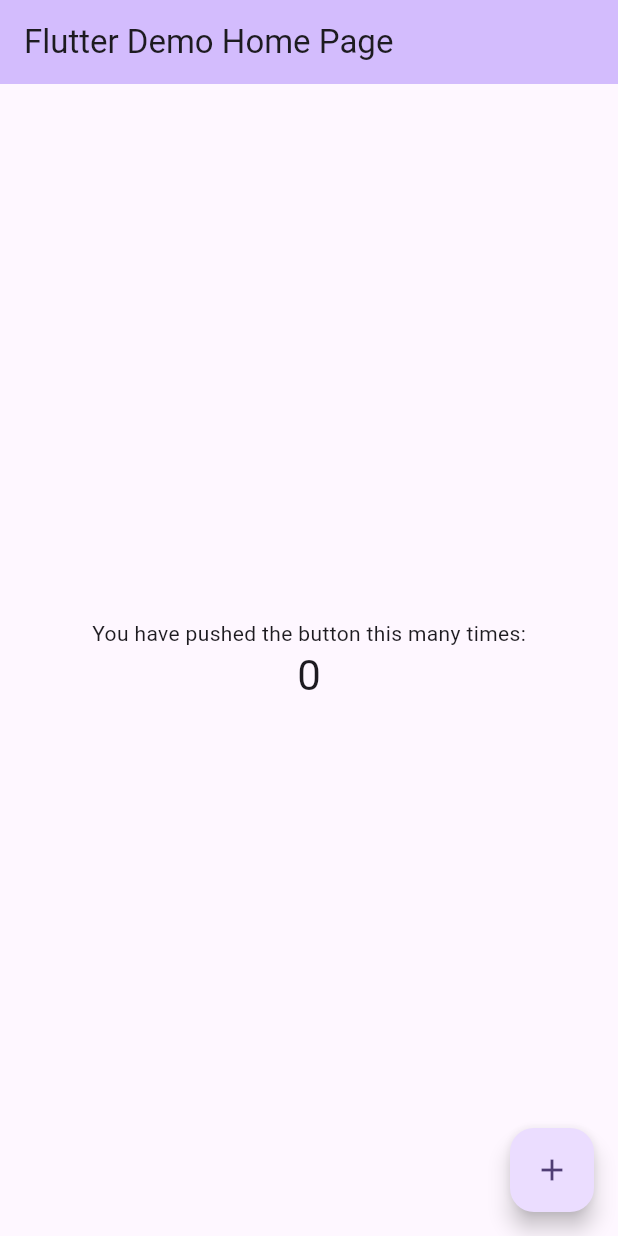
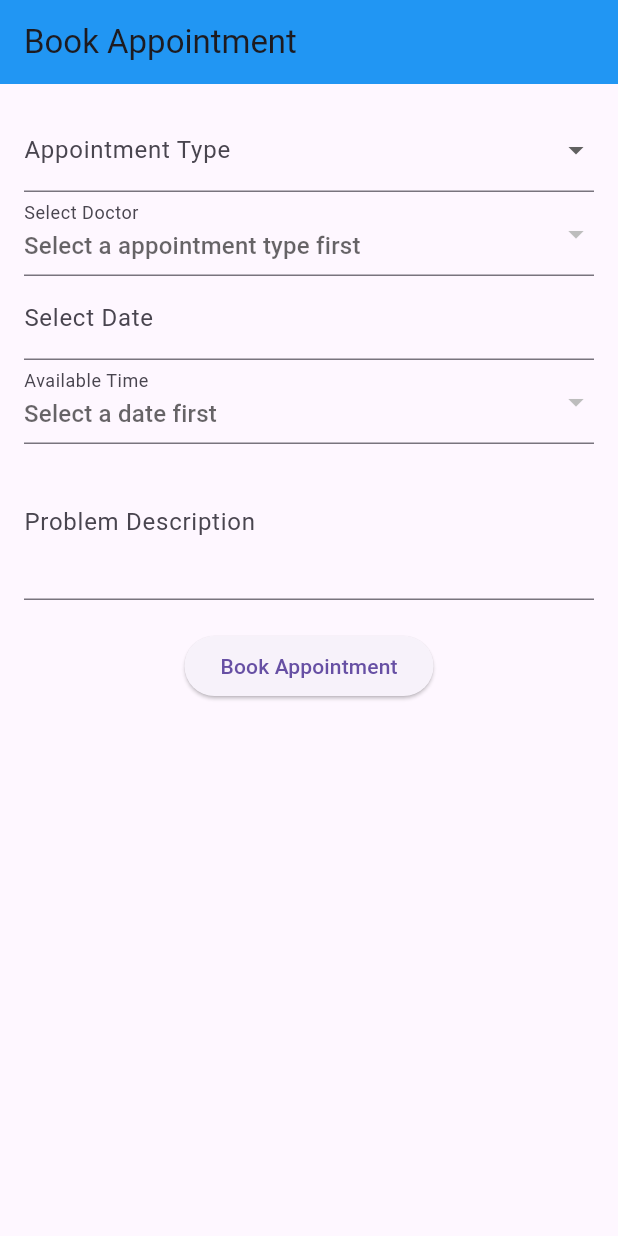
Before and after one commit to th-aslam0/CSIS_4280_medilink, a Flutter app: the screen it shows after launch, on a phone screen of 412 x 824 dp. Run offline on Flutter 3.47's test engine with Material 3 defaults, Android fonts, the phone set to English and light mode, and no system bars.

Commit message:
Appointment_form
1. appointmentDetails.dart
appointment form page
2.manageAppointments.dart
manage user appointments
3. bookingSuccessful.dart
show successful status

```diff
--- /dev/null
+++ b/lib/appointmentDetails.dart
@@ -0,0 +1,306 @@
+import 'package:flutter/material.dart';
+import 'package:intl/intl.dart';
+
+import 'bookingSuccessful.dart';
+
+void main() {
+  runApp(MaterialApp(
+    home: AppointmentDetails(),
+  ));
+}
+
+class AppointmentDetails extends StatefulWidget {
+  @override
+  _AppointmentDetailsState createState() => _AppointmentDetailsState();
+}
+
+class _AppointmentDetailsState extends State<AppointmentDetails> {
+  final _formKey = GlobalKey<FormState>();
+  String? _selectedType;
+  String? _selectedDoctor;
+  DateTime? _selectedDate;
+  String? _selectedTime;
+  String? _problemDescription;
+  TextEditingController _problemDescriptionController = TextEditingController();
+
+  @override
+  void dispose() {
+    _problemDescriptionController.dispose();
+    super.dispose();
+  }
+
+  final Map<String, List<String>> typeToSpecialization = {
+    "General Consultation": ["General Practitioner"],
+    "Cardiology Checkup": ["Cardiologist"],
+    "Pediatric Consultation": ["Pediatrician"],
+    "Neurology Consultation": ["Neurologist"],
+    "Orthopedic Examination": ["Orthopedic Surgeon"],
+    "Dermatology Checkup": ["Dermatologist"],
+    "Psychiatric Assessment": ["Psychiatrist"]
+  };
+
+  final List<Map<String, dynamic>> doctors = [
+    {
+      "name": "Dr. James Taylor",
+      "specialization": "General Practitioner",
+      "availability": {"Monday": "09:00-12:00", "Wednesday": "14:00-18:00"}
+    },
+    {
+      "name": "Dr. Sarah Lee",
+      "specialization": "Cardiologist",
+      "availability": {"Tuesday": "10:00-13:00", "Thursday": "15:00-18:00"}
+    },
+    {
+      "name": "Dr. Emily Clark",
+      "specialization": "Pediatrician",
+      "availability": {"Monday": "10:00-14:00", "Thursday": "09:00-12:00"}
+    },
+    {
+      "name": "Dr. Daniel Roberts",
+      "specialization": "Neurologist",
+      "availability": {"Tuesday": "11:00-15:00", "Friday": "14:00-17:00"}
+    },
+    {
+      "name": "Dr. Olivia Miller",
+      "specialization": "Orthopedic Surgeon",
+      "availability": {"Monday": "08:00-12:00", "Wednesday": "13:00-17:00"}
+    },
+    {
+      "name": "Dr. Thomas Young",
+      "specialization": "Dermatologist",
+      "availability": {"Monday": "09:00-12:00", "Friday": "14:00-17:00"}
+    },
+    {
+      "name": "Dr. Patricia Harris",
+      "specialization": "Psychiatrist",
+      "availability": {"Wednesday": "09:00-12:00", "Friday": "13:00-17:00"}
+    }
+  ];
+
+  List<String> getAvailableDoctors() {
+    if (_selectedType == null) return [];
+    List<String> matchingSpecializations = typeToSpecialization[_selectedType!] ?? [];
+    return doctors
+        .where((doc) => matchingSpecializations.contains(doc["specialization"]))
+        .map((doc) => doc["name"] as String)
+        .toList();
+  }
+
+  List<String> getAvailableTimes(String doctor, DateTime date) {
+    String weekday = DateFormat('EEEE').format(date);
+    var doctorData = doctors.firstWhere((doc) => doc["name"] == doctor, orElse: () => {});
+    if (doctorData.isEmpty || !doctorData["availability"].containsKey(weekday)) return [];
+    return doctorData["availability"][weekday].split('-');
+  }
+
+  bool isDateAvailable(DateTime date) {
+    if (_selectedDoctor == null) return false;
+    String weekday = DateFormat('EEEE').format(date);
+    var doctorData = doctors.firstWhere((doc) => doc["name"] == _selectedDoctor, orElse: () => {});
+    return doctorData.isNotEmpty && doctorData["availability"].containsKey(weekday);
+  }
+
+  Future<void> _selectDate(BuildContext context) async {
+    //disable before select doctor
+    if (_selectedDoctor == null) return;
+
+    DateTime? pickedDate = await showDatePicker(
+      context: context,
+      initialDate: DateTime.now(),
+      firstDate: DateTime.now(),
+      lastDate: DateTime(2030),
+
+      //disable unavailable date
+      selectableDayPredicate: (date) => isDateAvailable(date),
+    );
+
+    if (pickedDate != null) {
+      setState(() {
+        _selectedDate = pickedDate;
+        _selectedTime = null;
+      });
+    }
+  }
+
+  //check nearest available day to prevent datepicker error
+  DateTime? getNearestAvailableDate(String doctor, DateTime fromDate) {
+    var doctorData = doctors.firstWhere(
+            (doc) => doc["name"] == doctor,
+        orElse: () => {});
+
+    if (doctorData.isEmpty) return null;
+
+    for (int i = 0; i < 30; i++) {
+      DateTime checkDate = fromDate.add(Duration(days: i));
+      String weekday = DateFormat('EEEE').format(checkDate);
+
+      if (doctorData["availability"].containsKey(weekday)) {
+        return checkDate;
+      }
+    }
+    // no date found
+    return null;
+  }
+
+  @override
+  Widget build(BuildContext context) {
+    return Scaffold(
+      appBar: AppBar(title: Text("Book Appointment"),backgroundColor: Colors.blue,),
+      body: Padding(
+        padding: const EdgeInsets.all(16.0),
+        child: Form(
+          key: _formKey,
+          child: Column(
+            children: [
+              // appointment type
+              DropdownButtonFormField(
+                decoration: InputDecoration(labelText: "Appointment Type"),
+                value: _selectedType,
+                items: typeToSpecialization.keys.map((type) {
+                  return DropdownMenuItem(value: type, child: Text(type));
+                }).toList(),
+                onChanged: (value) {
+                  setState(() {
+                    _selectedType = value as String?;
+                    _selectedDoctor = null;
+                    _selectedDate = null;
+                    _selectedTime = null;
+                  });
+                },
+                validator: (value) => value == null ? 'Please select an appointment type' : null,
+              ),
+
+              // doctor select
+              DropdownButtonFormField(
+                decoration: InputDecoration(labelText: "Select Doctor"),
+                value: _selectedDoctor,
+                items: getAvailableDoctors()
+                    .map((doc) => DropdownMenuItem(value: doc, child: Text(doc)))
+                    .toList(),
+                onChanged: (value) {
+                  setState(() {
+                    _selectedDoctor = value as String?;
+                    _selectedDate = null;
+                    _selectedTime = null;
+                  });
+                },
+                validator: (value) => value == null ? 'Please select a doctor' : null,
+                disabledHint: Text("Select a appointment type first"),
+              ),
+
+              // date pciker
+              TextFormField(
+                decoration: InputDecoration(
+                  labelText: "Select Date",
+                  hintText: _selectedDate == null ? "Please select a date" : "",
+                ),
+                readOnly: true,
+                onTap: _selectedDoctor != null
+                    ? () async {
+                  DateTime now = DateTime.now();
+                  DateTime? nearestAvailableDate = getNearestAvailableDate(_selectedDoctor!, now);
+
+                  if (nearestAvailableDate == null) {
+                    ScaffoldMessenger.of(context).showSnackBar(
+                      SnackBar(content: Text("No available dates for this doctor!")),
+                    );
+                    return;
+                  }
+
+                  DateTime? pickedDate = await showDatePicker(
+                    context: context,
+                    initialDate: nearestAvailableDate,
+                    firstDate: now,
+                    lastDate: DateTime(2030),
+                    selectableDayPredicate: (DateTime day) {
+                      String weekday = DateFormat('EEEE').format(day);
+                      var doctorData = doctors.firstWhere(
+                              (doc) => doc["name"] == _selectedDoctor,
+                          orElse: () => {});
+
+                      return doctorData.isNotEmpty && doctorData["availability"].containsKey(weekday);
+                    },
+                  );
+
+                  if (pickedDate != null) {
+                    setState(() {
+                      _selectedDate = pickedDate;
+                      _selectedTime = null;
+                    });
+                  }
+                }
+                    //no doctor select
+                    : null,
+                controller: TextEditingController(
+                  text: _selectedDate != null ? DateFormat('yyyy-MM-dd').format(_selectedDate!) : '',
+                ),
+                validator: (value) => value == null || value.isEmpty ? 'Please select a date' : null,
+              ),
+
+              // time select
+              DropdownButtonFormField(
+                decoration: InputDecoration(labelText: "Available Time"),
+                value: _selectedTime,
+                items: (_selectedDoctor != null && _selectedDate != null
+                    ? getAvailableTimes(_selectedDoctor!, _selectedDate!)
+                    : [])
+                    .map((time) => DropdownMenuItem(value: time, child: Text(time)))
+                    .toList(),
+                onChanged: (_selectedDoctor != null && _selectedDate != null)
+                    ? (value) => setState(() => _selectedTime = value as String?)
+                    : null,
+                validator: (value) => value == null ? 'Please select a time slot' : null,
+                disabledHint: Text("Select a date first"),
+              ),
+
+              // problem desc
+              TextFormField(
+                controller: _problemDescriptionController,
+                decoration: InputDecoration(labelText: "Problem Description"),
+                maxLines: 3,
+                onChanged: (value) => _problemDescription = value,
+              ),
+
+              SizedBox(height: 20),
+
+              // submit
+              ElevatedButton(
+                onPressed: () {
+                  if (_formKey.currentState!.validate()) {
+                    print("Appointment Type: $_selectedType");
+                    print("Doctor: $_selectedDoctor");
+                    print("Date: ${_selectedDate != null ? DateFormat('yyyy-MM-dd').format(_selectedDate!) : 'Not selected'}");
+                    print("Time: $_selectedTime");
+                    print("Problem Description: ${_problemDescription ?? 'Not provided'}");
+
+                    ScaffoldMessenger.of(context).showSnackBar(
+                      SnackBar(
+                        content: Text("Thank you for booking!"),
+                      ),
+                    );
+
+                    // clear form
+                    setState(() {
+                      _selectedType = null;
+                      _selectedDoctor = null;
+                      _selectedDate = null;
+                      _selectedTime = null;
+                      _problemDescription = null;
+                      _problemDescriptionController.clear();
+                    });
+
+                    Navigator.push(
+                      context,
+                      MaterialPageRoute(builder: (context) => BookingSuccessful()),
+                    );
+                  }
+                },
+                child: Text("Book Appointment"),
+              ),
+            ],
+          ),
+        ),
+      ),
+    );
+  }
+}
--- a/lib/main.dart
+++ b/lib/main.dart
@@ -1,7 +1,14 @@
 import 'package:flutter/material.dart';
+import 'appointmentDetails.dart';
+
+// void main() {
+//   runApp(const MyApp());
+// }
 
 void main() {
-  runApp(const MyApp());
+  runApp(MaterialApp(
+    home: AppointmentDetails(),
+  ));
 }
 
 class MyApp extends StatelessWidget {
@@ -13,21 +20,6 @@ class MyApp extends StatelessWidget {
     return MaterialApp(
       title: 'Flutter Demo',
       theme: ThemeData(
-        // This is the theme of your application.
-        //
-        // TRY THIS: Try running your application with "flutter run". You'll see
-        // the application has a purple toolbar. Then, without quitting the app,
-        // try changing the seedColor in the colorScheme below to Colors.green
-        // and then invoke "hot reload" (save your changes or press the "hot
-        // reload" button in a Flutter-supported IDE, or press "r" if you used
-        // the command line to start the app).
-        //
-        // Notice that the counter didn't reset back to zero; the application
-        // state is not lost during the reload. To reset the state, use hot
-        // restart instead.
-        //
-        // This works for code too, not just values: Most code changes can be
-        // tested with just a hot reload.
         colorScheme: ColorScheme.fromSeed(seedColor: Colors.deepPurple),
         useMaterial3: true,
       ),
@@ -38,16 +30,6 @@ class MyApp extends StatelessWidget {
 
 class MyHomePage extends StatefulWidget {
   const MyHomePage({super.key, required this.title});
-
-  // This widget is the home page of your application. It is stateful, meaning
-  // that it has a State object (defined below) that contains fields that affect
-  // how it looks.
-
-  // This class is the configuration for the state. It holds the values (in this
-  // case the title) provided by the parent (in this case the App widget) and
-  // used by the build method of the State. Fields in a Widget subclass are
-  // always marked "final".
-
   final String title;
 
   @override
@@ -55,71 +37,20 @@ class MyHomePage extends StatefulWidget {
 }
 
 class _MyHomePageState extends State<MyHomePage> {
-  int _counter = 0;
-
-  void _incrementCounter() {
-    setState(() {
-      // This call to setState tells the Flutter framework that something has
-      // changed in this State, which causes it to rerun the build method below
-      // so that the display can reflect the updated values. If we changed
-      // _counter without calling setState(), then the build method would not be
-      // called again, and so nothing would appear to happen.
-      _counter++;
-    });
-  }
-
   @override
   Widget build(BuildContext context) {
-    // This method is rerun every time setState is called, for instance as done
-    // by the _incrementCounter method above.
-    //
-    // The Flutter framework has been optimized to make rerunning build methods
-    // fast, so that you can just rebuild anything that needs updating rather
-    // than having to individually change instances of widgets.
     return Scaffold(
       appBar: AppBar(
-        // TRY THIS: Try changing the color here to a specific color (to
-        // Colors.amber, perhaps?) and trigger a hot reload to see the AppBar
-        // change color while the other colors stay the same.
         backgroundColor: Theme.of(context).colorScheme.inversePrimary,
-        // Here we take the value from the MyHomePage object that was created by
-        // the App.build method, and use it to set our appbar title.
         title: Text(widget.title),
       ),
       body: Center(
-        // Center is a layout widget. It takes a single child and positions it
-        // in the middle of the parent.
         child: Column(
-          // Column is also a layout widget. It takes a list of children and
-          // arranges them vertically. By default, it sizes itself to fit its
-          // children horizontally, and tries to be as tall as its parent.
-          //
-          // Column has various properties to control how it sizes itself and
-          // how it positions its children. Here we use mainAxisAlignment to
-          // center the children vertically; the main axis here is the vertical
-          // axis because Columns are vertical (the cross axis would be
-          // horizontal).
-          //
-          // TRY THIS: Invoke "debug painting" (choose the "Toggle Debug Paint"
-          // action in the IDE, or press "p" in the console), to see the
-          // wireframe for each widget.
           mainAxisAlignment: MainAxisAlignment.center,
           children: <Widget>[
-            const Text(
-              'You have pushed the button this many times:',
-            ),
-            Text(
-              '$_counter',
-              style: Theme.of(context).textTheme.headlineMedium,
-            ),
           ],
         ),
       ),
-      floatingActionButton: FloatingActionButton(
-        onPressed: _incrementCounter,
-        tooltip: 'Increment',
-        child: const Icon(Icons.add),
-      ), // This trailing comma makes auto-formatting nicer for build methods.
     );
   }
 }
--- /dev/null
+++ b/lib/manageAppointments.dart
@@ -0,0 +1,58 @@
+import 'package:flutter/material.dart';
+
+class ManageAppointments extends StatelessWidget {
+  final List<Map<String, String>> appointments = [
+    {
+      "type": "General Consultation",
+      "first_name": "Dr. James",
+      "last_name": "Taylor",
+      "date": "2025-01-15T10:00:00Z",
+      "description": "Routine checkup"
+    },
+    {
+      "type": "Cardiology Checkup",
+      "first_name": "Dr. Sarah",
+      "last_name": "Lee",
+      "date": "2025-02-12T14:30:00Z",
+      "description": "Heart checkup"
+    },
+  ];
+
+  @override
+  Widget build(BuildContext context) {
+    return Scaffold(
+      appBar: AppBar(
+        title: Text("Manage Appointments"),
+        backgroundColor: Colors.blue,
+      ),
+      body: appointments.isEmpty
+          ? Center(child: Text("No appointments yet"))
+          : ListView.builder(
+        itemCount: appointments.length,
+        itemBuilder: (context, index) {
+          final appointment = appointments[index];
+          String formattedDate = appointment["date"]!;  // Full ISO format with time
+          String doctorName = "${appointment['first_name']} ${appointment['last_name']}";
+
+          return Card(
+            margin: EdgeInsets.all(10),
+            child: ListTile(
+              title: Text("$doctorName"),
+              subtitle: Text("Date & Time: $formattedDate\nDescription: ${appointment['description']}"),
+              isThreeLine: true,
+              trailing: IconButton(
+                icon: Icon(Icons.delete, color: Colors.red),
+                onPressed: () {
+                  //delete handler
+                  ScaffoldMessenger.of(context).showSnackBar(
+                    SnackBar(content: Text('Appointment deleted')),
+                  );
+                },
+              ),
+            ),
+          );
+        },
+      ),
+    );
+  }
+}
--- a/pubspec.yaml
+++ b/pubspec.yaml
@@ -30,6 +30,7 @@ environment:
 dependencies:
   flutter:
     sdk: flutter
+  intl: ^0.18.1
 
   # The following adds the Cupertino Icons font to your application.
   # Use with the CupertinoIcons class for iOS style icons.
```
Also changed, not shown: lib/bookingSuccessful.dart (added, +74 -0 lines).
